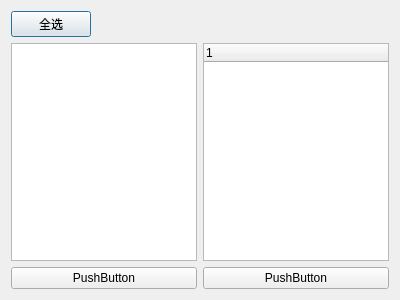
This is interface_control/addtostddatabasedlg.ui in yukuan1991/PwhManagementProject as Qt 5 draws it before an edit. The edited form follows.
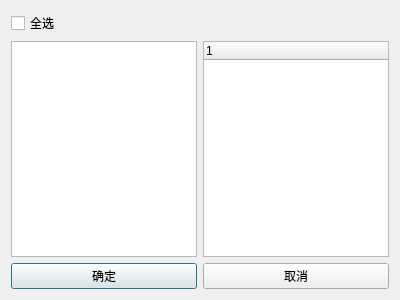
This is the edited form. Custom widgets are drawn as their Qt base class.

What changed in the file:
```diff
--- a/interface_control/addtostddatabasedlg.ui
+++ b/interface_control/addtostddatabasedlg.ui
@@ -17,7 +17,7 @@
    <item>
     <layout class="QHBoxLayout" name="horizontalLayout">
      <item>
-      <widget class="QPushButton" name="pushButton">
+      <widget class="QCheckBox" name="checkBox">
        <property name="text">
         <string>全选</string>
        </property>
@@ -59,14 +59,14 @@
      <item>
       <widget class="QPushButton" name="pushButton_2">
        <property name="text">
-        <string>PushButton</string>
+        <string>确定</string>
        </property>
       </widget>
      </item>
      <item>
       <widget class="QPushButton" name="pushButton_3">
        <property name="text">
-        <string>PushButton</string>
+        <string>取消</string>
        </property>
       </widget>
      </item>
@@ -74,6 +74,13 @@
    </item>
   </layout>
  </widget>
+ <customwidgets>
+  <customwidget>
+   <class>JsonTree</class>
+   <extends>QTreeWidget</extends>
+   <header>interface_control/JsonTree.h</header>
+  </customwidget>
+ </customwidgets>
  <resources/>
  <connections/>
 </ui>
```
Left out of the diff: 6 changed lines with no effect on the pictures.
